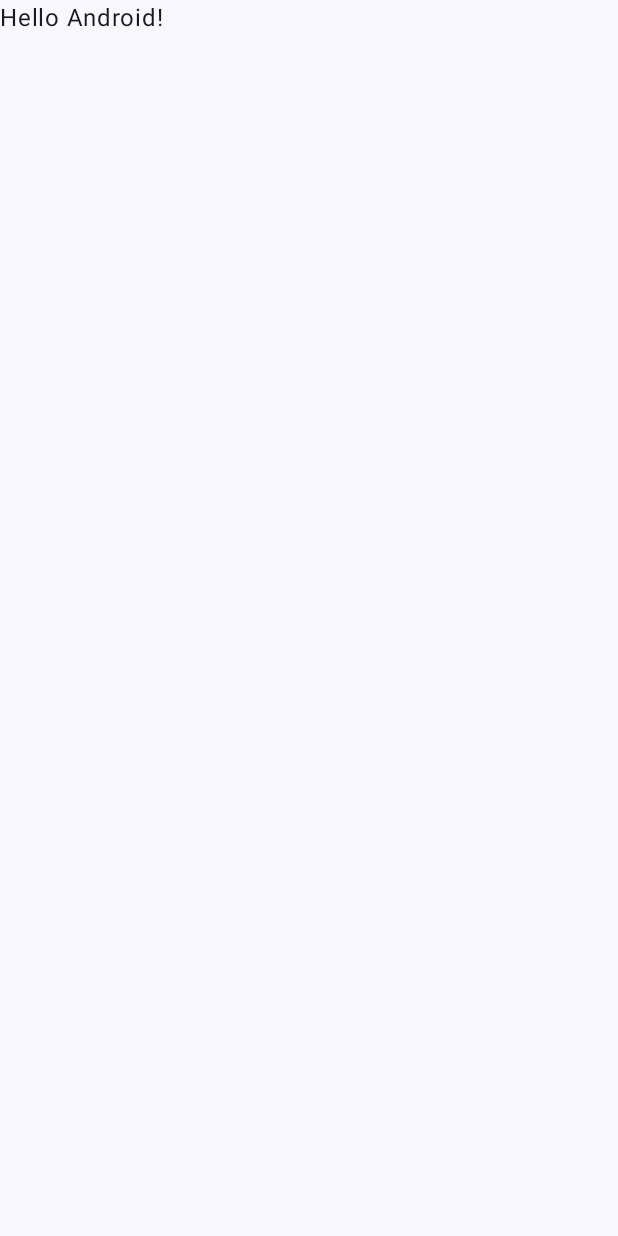
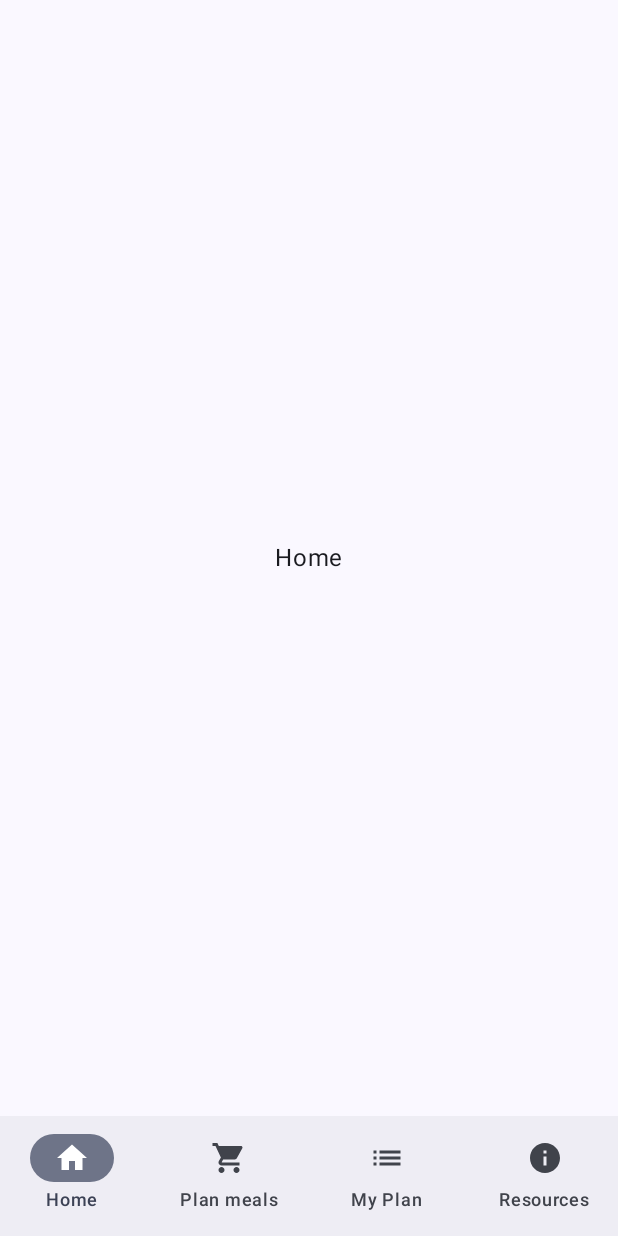
Before and after one commit to aedwardsxula/Food_Loop, an Android app built with Jetpack Compose: the screen it shows after launch (MainActivity), on a phone screen of 412 x 824 dp. Before the commit the screen is almost empty. Run offline under Robolectric (Android 15) with nearby library versions, the phone set to English and light mode, and no system bars.

Commit message:
Add bottom navigation bar with Home, Plan meals, My Plan, and Resources

```diff
--- /dev/null
+++ b/app/src/main/java/com/example/ppfood/BottomNav.kt
@@ -0,0 +1,47 @@
+package com.example.ppfood
+
+import androidx.compose.material.icons.Icons
+import androidx.compose.material.icons.automirrored.filled.List
+import androidx.compose.material.icons.filled.Home
+import androidx.compose.material.icons.filled.Info
+import androidx.compose.material.icons.filled.ShoppingCart
+import androidx.compose.material3.Icon
+import androidx.compose.material3.NavigationBar
+import androidx.compose.material3.NavigationBarItem
+import androidx.compose.material3.Text
+import androidx.compose.runtime.Composable
+import androidx.compose.runtime.getValue
+import androidx.compose.ui.graphics.vector.ImageVector
+import androidx.navigation.NavGraph.Companion.findStartDestination
+import androidx.navigation.NavHostController
+import androidx.navigation.compose.currentBackStackEntryAsState
+
+enum class Destination(val route: String, val label: String, val icon: ImageVector) {
+    HOME("home", "Home", Icons.Filled.Home),
+    PLAN_MEALS("plan_meals", "Plan meals", Icons.Filled.ShoppingCart),
+    MY_PLAN("my_plan", "My Plan", Icons.AutoMirrored.Filled.List),
+    RESOURCES("resources", "Resources", Icons.Filled.Info)
+}
+
+@Composable
+fun BottomNavBar(navController: NavHostController) {
+    val backStackEntry by navController.currentBackStackEntryAsState()
+    val currentRoute = backStackEntry?.destination?.route
+
+    NavigationBar {
+        Destination.entries.forEach { dest ->
+            NavigationBarItem(
+                selected = currentRoute == dest.route,
+                onClick = {
+                    navController.navigate(dest.route) {
+                        popUpTo(navController.graph.findStartDestination().id) { saveState = true }
+                        launchSingleTop = true
+                        restoreState = true
+                    }
+                },
+                icon = { Icon(dest.icon, contentDescription = dest.label) },
+                label = { Text(dest.label) }
+            )
+        }
+    }
+}
--- a/app/src/main/java/com/example/ppfood/MainActivity.kt
+++ b/app/src/main/java/com/example/ppfood/MainActivity.kt
@@ -7,10 +7,8 @@ import androidx.activity.enableEdgeToEdge
 import androidx.compose.foundation.layout.fillMaxSize
 import androidx.compose.foundation.layout.padding
 import androidx.compose.material3.Scaffold
-import androidx.compose.material3.Text
-import androidx.compose.runtime.Composable
 import androidx.compose.ui.Modifier
-import androidx.compose.ui.tooling.preview.Preview
+import androidx.navigation.compose.rememberNavController
 import com.example.ppfood.ui.theme.PPFoodTheme
 
 class MainActivity : ComponentActivity() {
@@ -19,29 +17,14 @@ class MainActivity : ComponentActivity() {
         enableEdgeToEdge()
         setContent {
             PPFoodTheme {
-                Scaffold(modifier = Modifier.fillMaxSize()) { innerPadding ->
-                    Greeting(
-                        name = "Android",
-                        modifier = Modifier.padding(innerPadding)
-                    )
+                val navController = rememberNavController()
+                Scaffold(
+                    modifier = Modifier.fillMaxSize(),
+                    bottomBar = { BottomNavBar(navController) }
+                ) { innerPadding ->
+                    AppNavHost(navController, Modifier.padding(innerPadding))
                 }
             }
         }
     }
 }
-
-@Composable
-fun Greeting(name: String, modifier: Modifier = Modifier) {
-    Text(
-        text = "Hello $name!",
-        modifier = modifier
-    )
-}
-
-@Preview(showBackground = true)
-@Composable
-fun GreetingPreview() {
-    PPFoodTheme {
-        Greeting("Android")
-    }
-}
--- a/app/src/main/java/com/example/ppfood/Screens.kt
+++ b/app/src/main/java/com/example/ppfood/Screens.kt
@@ -1 +1,40 @@
 package com.example.ppfood
+
+import androidx.compose.foundation.layout.Box
+import androidx.compose.foundation.layout.fillMaxSize
+import androidx.compose.material3.Text
+import androidx.compose.runtime.Composable
+import androidx.compose.ui.Alignment
+import androidx.compose.ui.Modifier
+import androidx.navigation.NavHostController
+import androidx.navigation.compose.NavHost
+import androidx.navigation.compose.composable
+
+@Composable
+fun HomeScreen() = EmptyScreen("Home")
+
+@Composable
+fun PlanMealsScreen() = EmptyScreen("Plan meals")
+
+@Composable
+fun MyPlanScreen() = EmptyScreen("My Plan")
+
+@Composable
+fun ResourcesScreen() = EmptyScreen("Resources")
+
+@Composable
+private fun EmptyScreen(title: String) {
+    Box(Modifier.fillMaxSize(), contentAlignment = Alignment.Center) {
+        Text(title)
+    }
+}
+
+@Composable
+fun AppNavHost(navController: NavHostController, modifier: Modifier = Modifier) {
+    NavHost(navController, startDestination = Destination.HOME.route, modifier = modifier) {
+        composable(Destination.HOME.route) { HomeScreen() }
+        composable(Destination.PLAN_MEALS.route) { PlanMealsScreen() }
+        composable(Destination.MY_PLAN.route) { MyPlanScreen() }
+        composable(Destination.RESOURCES.route) { ResourcesScreen() }
+    }
+}
```
